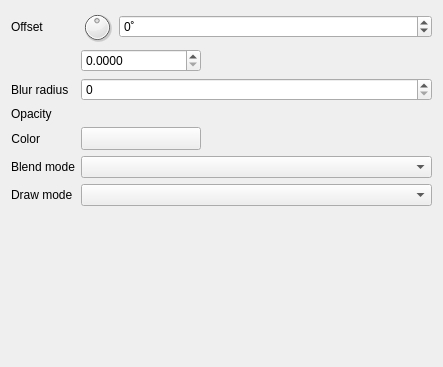
Above: src/ui/effects/widget_shadoweffect.ui from carsmie/QGIS before the change. Below: the same form after it.
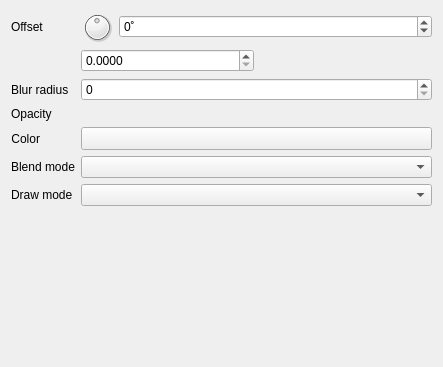
That is the form after the change. Custom widgets are drawn as their Qt base class.

Commit message: Vertically align color widget in Effect properties dialog

```diff
--- a/src/ui/effects/widget_shadoweffect.ui
+++ b/src/ui/effects/widget_shadoweffect.ui
@@ -76,28 +76,6 @@
           </property>
          </widget>
         </item>
-        <item row="4" column="1">
-         <widget class="QgsColorButton" name="mShadowColorBtn">
-          <property name="sizePolicy">
-           <sizepolicy hsizetype="Fixed" vsizetype="Fixed">
-            <horstretch>0</horstretch>
-            <verstretch>0</verstretch>
-           </sizepolicy>
-          </property>
-          <property name="minimumSize">
-           <size>
-            <width>120</width>
-            <height>0</height>
-           </size>
-          </property>
-          <property name="maximumSize">
-           <size>
-            <width>120</width>
-            <height>16777215</height>
-           </size>
-          </property>
-         </widget>
-        </item>
         <item row="3" column="0">
          <widget class="QLabel" name="label_28">
           <property name="text">
@@ -210,6 +188,22 @@
           </property>
          </widget>
         </item>
+        <item row="4" column="1" colspan="2">
+         <widget class="QgsColorButton" name="mShadowColorBtn">
+          <property name="sizePolicy">
+           <sizepolicy hsizetype="Preferred" vsizetype="Fixed">
+            <horstretch>0</horstretch>
+            <verstretch>0</verstretch>
+           </sizepolicy>
+          </property>
+          <property name="minimumSize">
+           <size>
+            <width>120</width>
+            <height>0</height>
+           </size>
+          </property>
+         </widget>
+        </item>
        </layout>
       </widget>
      </item>
@@ -223,7 +217,7 @@
      <property name="sizeHint" stdset="0">
       <size>
        <width>20</width>
-       <height>40</height>
+       <height>0</height>
       </size>
      </property>
     </spacer>
@@ -237,11 +231,6 @@
    <header>qgscolorbutton.h</header>
    <container>1</container>
   </customwidget>
-  <customwidget>
-   <class>QgsDoubleSpinBox</class>
-   <extends>QDoubleSpinBox</extends>
-   <header>qgsdoublespinbox.h</header>
-  </customwidget>
   <customwidget>
    <class>QgsSpinBox</class>
    <extends>QSpinBox</extends>
@@ -252,23 +241,28 @@
    <extends>QComboBox</extends>
    <header>qgsblendmodecombobox.h</header>
   </customwidget>
-  <customwidget>
-   <class>QgsUnitSelectionWidget</class>
-   <extends>QWidget</extends>
-   <header>qgsunitselectionwidget.h</header>
-   <container>1</container>
-  </customwidget>
-  <customwidget>
-   <class>QgsOpacityWidget</class>
-   <extends>QWidget</extends>
-   <header>qgsopacitywidget.h</header>
-   <container>1</container>
-  </customwidget>
   <customwidget>
    <class>QgsEffectDrawModeComboBox</class>
    <extends>QComboBox</extends>
    <header>qgseffectdrawmodecombobox.h</header>
   </customwidget>
+  <customwidget>
+   <class>QgsOpacityWidget</class>
+   <extends>QWidget</extends>
+   <header>qgsopacitywidget.h</header>
+   <container>1</container>
+  </customwidget>
+  <customwidget>
+   <class>QgsDoubleSpinBox</class>
+   <extends>QDoubleSpinBox</extends>
+   <header>qgsdoublespinbox.h</header>
+  </customwidget>
+  <customwidget>
+   <class>QgsUnitSelectionWidget</class>
+   <extends>QWidget</extends>
+   <header>qgsunitselectionwidget.h</header>
+   <container>1</container>
+  </customwidget>
  </customwidgets>
  <tabstops>
   <tabstop>mShadowOffsetAngleDial</tabstop>
```
The commit also changes 5 other files.
